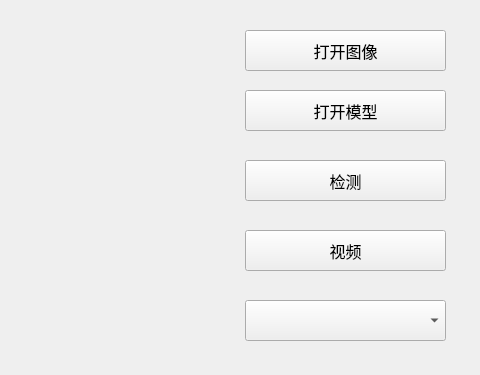
The window that yolov8Seg/yolov8seg.ui (zhahoi/yolov8seg_qt_ncnn) describes before a commit, drawn with Qt 5; both pictures show x 555 to 1035 and y 0 to 375 of the 1035 by 721 pixel window.
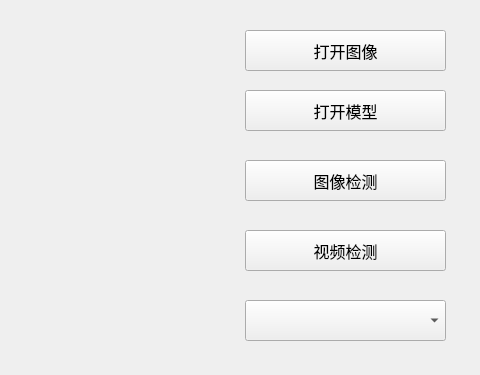
The same window after the commit.

```diff
--- a/yolov8Seg/yolov8seg.ui
+++ b/yolov8Seg/yolov8seg.ui
@@ -71,7 +71,7 @@
      </rect>
     </property>
     <property name="text">
-     <string>视频</string>
+     <string>视频检测</string>
     </property>
    </widget>
    <widget class="QLabel" name="label_time">
@@ -200,7 +200,7 @@
      </rect>
     </property>
     <property name="text">
-     <string>检测</string>
+     <string>图像检测</string>
     </property>
    </widget>
    <widget class="QLabel" name="label_image">
```
